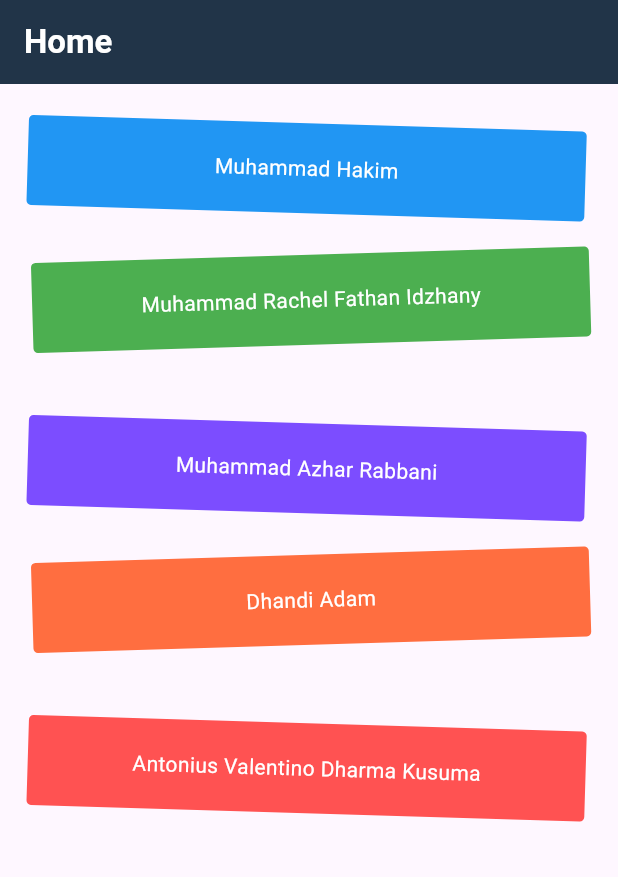
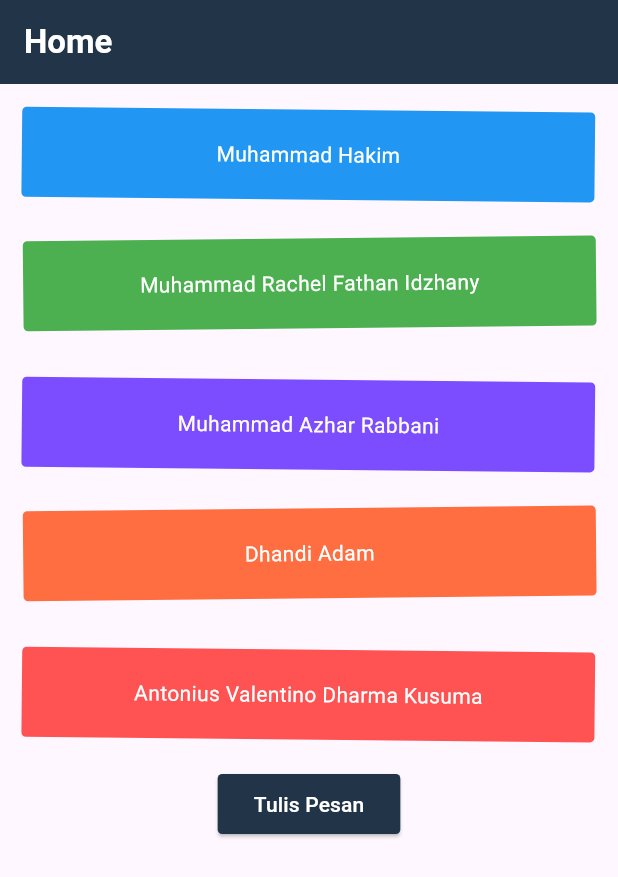
Before and after one commit to MuhammadHakim33/pbm-infinix, a Flutter app: the screen it shows after launch, on a phone screen of 412 x 824 dp. Shown: the top 877 px of the screen. Run offline on Flutter 3.47's test engine with Material 3 defaults, Android fonts, the phone set to English and light mode, and no system bars.

Commit message:
retrive data from textfield

```diff
--- a/lib/main.dart
+++ b/lib/main.dart
@@ -1,11 +1,17 @@
 import 'package:flutter/material.dart';
 
 void main() {
-  runApp(const MyApp());
+  runApp(MaterialApp(
+    initialRoute: '/',
+    routes: {
+      '/': (context) => const HomePage(),
+      '/message': (context) => const MessagePage(),
+    },
+  ));
 }
 
-class MyApp extends StatelessWidget {
-  const MyApp({super.key});
+class HomePage extends StatelessWidget {
+  const HomePage({super.key});
 
   @override
   Widget build(BuildContext context) {
@@ -27,13 +33,13 @@ class MyApp extends StatelessWidget {
             Container(
               height: 60,
               width: double.infinity,
-              margin: EdgeInsets.all(20),
+              margin: EdgeInsets.all(15),
               alignment: Alignment.center,
               decoration: BoxDecoration(
                 color: Colors.blue,
                 borderRadius: BorderRadius.circular(3),
               ),
-              transform: Matrix4.rotationZ(0.03),
+              transform: Matrix4.rotationZ(0.01),
               child: Text(
                 'Muhammad Hakim',
                 style: TextStyle(
@@ -44,13 +50,13 @@ class MyApp extends StatelessWidget {
             Container(
               height: 60,
               width: double.infinity,
-              margin: EdgeInsets.all(20),
+              margin: EdgeInsets.all(15),
               alignment: Alignment.center,
               decoration: BoxDecoration(
                 color: Colors.green,
                 borderRadius: BorderRadius.circular(3),
               ),
-              transform: Matrix4.rotationZ(-0.03),
+              transform: Matrix4.rotationZ(-0.01),
               child: Text(
                 'Muhammad Rachel Fathan Idzhany',
                 style: TextStyle(
@@ -61,13 +67,13 @@ class MyApp extends StatelessWidget {
             Container(
               height: 60,
               width: double.infinity,
-              margin: EdgeInsets.all(20),
+              margin: EdgeInsets.all(15),
               alignment: Alignment.center,
               decoration: BoxDecoration(
                 color: Colors.deepPurpleAccent,
                 borderRadius: BorderRadius.circular(3),
               ),
-              transform: Matrix4.rotationZ(0.03),
+              transform: Matrix4.rotationZ(0.01),
               child: Text(
                 'Muhammad Azhar Rabbani',
                 style: TextStyle(
@@ -78,13 +84,13 @@ class MyApp extends StatelessWidget {
             Container(
               height: 60,
               width: double.infinity,
-              margin: EdgeInsets.all(20),
+              margin: EdgeInsets.all(15),
               alignment: Alignment.center,
               decoration: BoxDecoration(
                 color: Colors.deepOrangeAccent,
                 borderRadius: BorderRadius.circular(3),
               ),
-              transform: Matrix4.rotationZ(-0.03),
+              transform: Matrix4.rotationZ(-0.01),
               child: Text(
                 'Dhandi Adam',
                 style: TextStyle(
@@ -95,13 +101,13 @@ class MyApp extends StatelessWidget {
             Container(
               height: 60,
               width: double.infinity,
-              margin: EdgeInsets.all(20),
+              margin: EdgeInsets.all(15),
               alignment: Alignment.center,
               decoration: BoxDecoration(
                 color: Colors.redAccent,
                 borderRadius: BorderRadius.circular(3),
               ),
-              transform: Matrix4.rotationZ(0.03),
+              transform: Matrix4.rotationZ(0.01),
               child: Text(
                 'Antonius Valentino Dharma Kusuma',
                 style: TextStyle(
@@ -109,9 +115,149 @@ class MyApp extends StatelessWidget {
                   ),
                 ),
             ),
+            Container(
+              margin: EdgeInsets.only(top: 10),
+              height: 40,
+              child: ElevatedButton(
+                style: ElevatedButton.styleFrom(
+                  backgroundColor: Color.fromARGB(255, 33, 52, 72),
+                  elevation: 1,
+                  shape: RoundedRectangleBorder(
+                    borderRadius: BorderRadius.circular(3)
+                  )
+                ),
+                onPressed: () {
+                  Navigator.pushNamed(context, '/message');
+                },
+                child: Text(
+                  'Tulis Pesan',
+                  style: TextStyle(
+                    color: Colors.white
+                  ),
+                ),
+              ),
+            )
           ],
         ),
       ),
     );
   }
 }
+
+class MessagePage extends StatefulWidget {
+  const MessagePage({Key? key}) : super(key: key);
+
+  @override
+  // ignore: library_private_types_in_public_api
+  _MessageState createState() => _MessageState();
+}
+
+class _MessageState extends State<MessagePage> {
+
+  late String name;
+  late String alamat;
+  late String pesan;
+
+  String message = '';
+
+  void submit() {
+    setState(() {
+      message = '''
+        Pengirim : $name
+        Alamat : $alamat
+        Pesan : $pesan
+      ''';
+    });
+  }
+
+  @override
+  Widget build(BuildContext context) {
+    return MaterialApp(
+      title: 'Infinix - Message',
+      home: Scaffold(
+        appBar: AppBar(
+          title: Text(
+            'Message',
+            style: TextStyle(
+                color: Colors.white,
+                fontWeight: FontWeight.bold
+              )
+          ),
+          backgroundColor: const Color.fromARGB(255, 33, 52, 72),
+        ),
+        body: Column(
+          children: [
+            Padding(
+              padding: const EdgeInsets.all(15),
+              child: TextField(
+                decoration: const InputDecoration(labelText: 'Name'),
+                onChanged: (value) => name = value,
+              ),
+            ),
+            Padding(
+              padding: const EdgeInsets.all(15),
+              child: TextField(
+                decoration: const InputDecoration(labelText: 'Alamat'),
+                onChanged: (value) => alamat = value,
+              ),
+            ),
+            Padding(
+              padding: const EdgeInsets.all(15),
+              child: TextField(
+                decoration: const InputDecoration(labelText: 'Pesan'),
+                onChanged: (value) => pesan = value,
+              ),
+            ),
+            Padding(
+              padding: const EdgeInsets.all(15),
+              child: ElevatedButton(
+                style: ElevatedButton.styleFrom(
+                  backgroundColor: Color.fromARGB(255, 2, 88, 180),
+                  elevation: 1,
+                  shape: RoundedRectangleBorder(
+                    borderRadius: BorderRadius.circular(3)
+                  )
+                ),
+                onPressed: submit,
+                child: Text(
+                  'Kirim',
+                  style: TextStyle(
+                    color: Colors.white
+                  ),
+                ),
+              ),
+            ),
+            Container(
+              margin: EdgeInsets.only(top: 10),
+              width: double.infinity,
+              alignment: Alignment.center,
+              child: Text(message),
+            ),
+            Container(
+              margin: EdgeInsets.only(top: 10),
+              height: 40,
+              child: ElevatedButton(
+                style: ElevatedButton.styleFrom(
+                  backgroundColor: Color.fromARGB(255, 33, 52, 72),
+                  elevation: 1,
+                  shape: RoundedRectangleBorder(
+                    borderRadius: BorderRadius.circular(3)
+                  )
+                ),
+                onPressed: () {
+                  Navigator.pop(context);
+                },
+                child: Text(
+                  'Kembali',
+                  style: TextStyle(
+                    color: Colors.white
+                  ),
+                ),
+              ),
+            )
+          ],
+        ),
+      ),
+    );
+  }
+}
```
